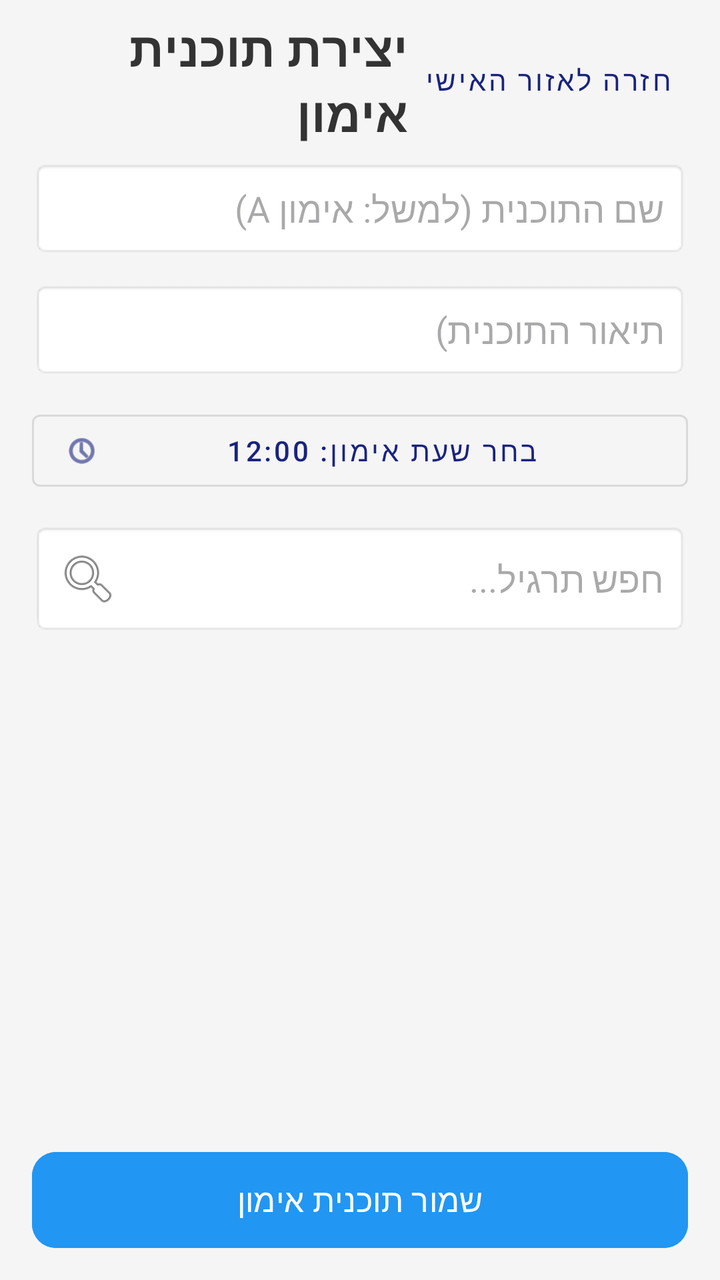
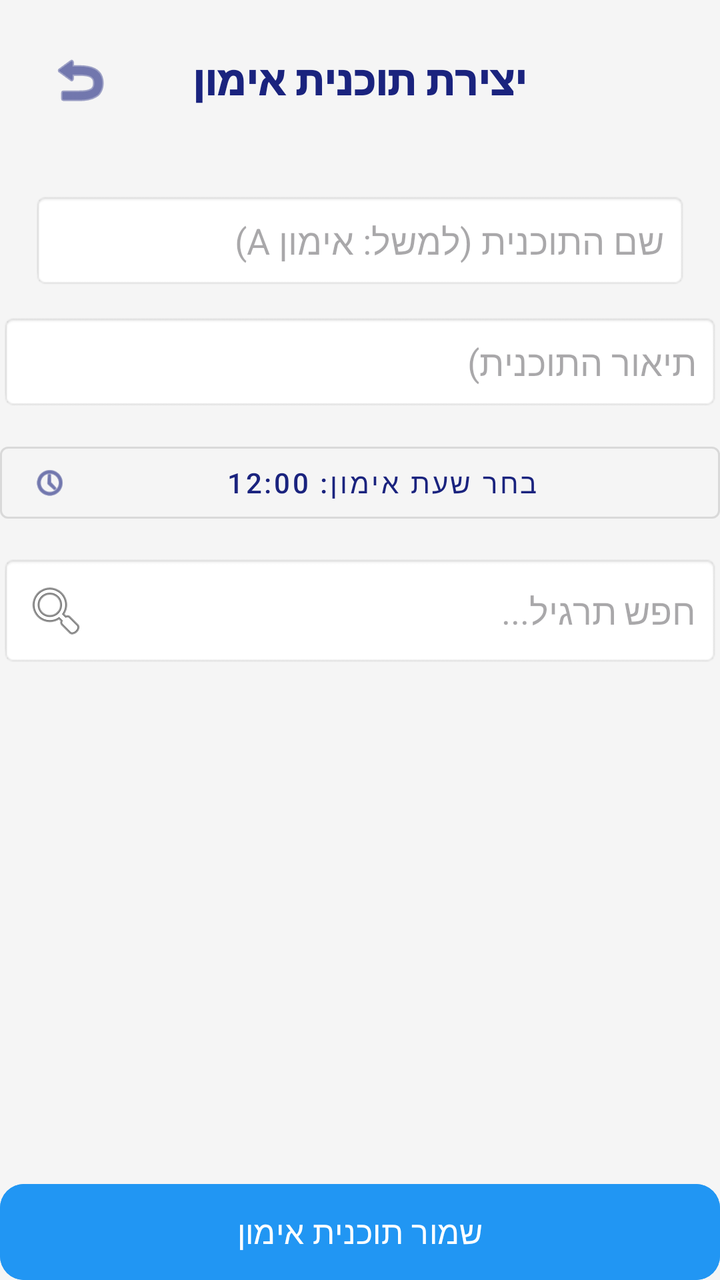

Two renders of the same Android screen: before a commit and after it. Below are the layout's source before the change and the commit's diff.
<!-- AndroidManifest.xml: application theme Theme.Gym_calender10 -->
<!-- res/layout/activity_create_plan.xml -->
<?xml version="1.0" encoding="utf-8"?>
<androidx.constraintlayout.widget.ConstraintLayout
    xmlns:android="http://schemas.android.com/apk/res/android"
    xmlns:app="http://schemas.android.com/apk/res-auto"
    xmlns:tools="http://schemas.android.com/tools"
    android:layout_width="match_parent"
    android:layout_height="match_parent"
    android:background="#F5F5F5"
    android:padding="16dp">

    <com.google.android.material.button.MaterialButton
        android:id="@+id/btnBackToDashboard"
        style="@style/Widget.MaterialComponents.Button.TextButton"
        android:layout_width="wrap_content"
        android:layout_height="wrap_content"
        android:text="חזרה לאזור האישי"
        app:layout_constraintEnd_toEndOf="parent"
        app:layout_constraintTop_toTopOf="parent" />

    <TextView
        android:id="@+id/tvTitle"
        android:layout_width="0dp"
        android:layout_height="wrap_content"
        android:text="יצירת תוכנית אימון"
        android:textColor="#333333"
        android:textSize="24sp"
        android:textStyle="bold"
        app:layout_constraintEnd_toStartOf="@+id/btnBackToDashboard"
        app:layout_constraintHorizontal_bias="0.0"
        app:layout_constraintStart_toStartOf="parent"
        app:layout_constraintTop_toTopOf="parent"
        app:layout_constraintBottom_toBottomOf="@+id/btnBackToDashboard"/>

    <EditText
        android:id="@+id/etPlanName"
        android:layout_width="0dp"
        android:layout_height="wrap_content"
        android:layout_marginTop="16dp"
        android:background="@android:drawable/editbox_background"
        android:hint="שם התוכנית (למשל: אימון A)"
        android:inputType="textCapSentences"
        android:padding="12dp"
        app:layout_constraintEnd_toEndOf="parent"
        app:layout_constraintStart_toStartOf="parent"
        app:layout_constraintTop_toBottomOf="@+id/btnBackToDashboard" />

    <EditText
        android:id="@+id/etPlanDescription"
        android:layout_width="0dp"
        android:layout_height="wrap_content"
        android:layout_marginTop="12dp"
        android:background="@android:drawable/editbox_background"
        android:hint="תיאור התוכנית)"
        android:inputType="textMultiLine"
        android:padding="12dp"
        app:layout_constraintEnd_toEndOf="parent"
        app:layout_constraintStart_toStartOf="parent"
        app:layout_constraintTop_toBottomOf="@+id/etPlanName" />

    <com.google.android.material.button.MaterialButton
        android:id="@+id/btnSelectTime"
        style="@style/Widget.MaterialComponents.Button.OutlinedButton"
        android:layout_width="0dp"
        android:layout_height="wrap_content"
        android:layout_marginTop="12dp"
        android:text="בחר שעת אימון: 12:00"
        app:icon="@android:drawable/ic_menu_recent_history"
        app:layout_constraintEnd_toEndOf="parent"
        app:layout_constraintStart_toStartOf="parent"
        app:layout_constraintTop_toBottomOf="@+id/etPlanDescription" />

    <EditText
        android:id="@+id/etSearchExercise"
        android:layout_width="0dp"
        android:layout_height="wrap_content"
        android:layout_marginTop="12dp"
        android:background="@android:drawable/editbox_background"
        android:drawableStart="@android:drawable/ic_menu_search"
        android:drawablePadding="8dp"
        android:hint="חפש תרגיל..."
        android:inputType="text"
        android:padding="12dp"
        app:layout_constraintEnd_toEndOf="parent"
        app:layout_constraintStart_toStartOf="parent"
        app:layout_constraintTop_toBottomOf="@+id/btnSelectTime" />

    <androidx.recyclerview.widget.RecyclerView
        android:id="@+id/rvExercises"
        android:layout_width="0dp"
        android:layout_height="0dp"
        android:layout_marginTop="12dp"
        android:layout_marginBottom="12dp"
        app:layout_constraintBottom_toTopOf="@+id/btnSavePlan"
        app:layout_constraintEnd_toEndOf="parent"
        app:layout_constraintStart_toStartOf="parent"
        app:layout_constraintTop_toBottomOf="@+id/etSearchExercise"
        tools:listitem="@android:layout/simple_list_item_1" />

    <com.google.android.material.button.MaterialButton
        android:id="@+id/btnSavePlan"
        android:layout_width="0dp"
        android:layout_height="wrap_content"
        android:backgroundTint="#2196F3"
        android:padding="12dp"
        android:text="שמור תוכנית אימון"
        android:textColor="#FFFFFF"
        android:textSize="16sp"
        app:layout_constraintBottom_toBottomOf="parent"
        app:layout_constraintEnd_toEndOf="parent"
        app:layout_constraintStart_toStartOf="parent" />

</androidx.constraintlayout.widget.ConstraintLayout>
<!-- resources referenced by this layout -->
<resources>
  <style name="Theme.Gym_calender10" parent="Theme.Material3.Light.NoActionBar">
          
          <item name="colorPrimary">@color/primaryColor</item>
          <item name="colorPrimaryVariant">@color/primaryDarkColor</item>
          <item name="colorOnPrimary">@color/whiteTextColor</item>
  
          
          <item name="colorSecondary">@color/secondaryColor</item>
          <item name="colorSecondaryVariant">@color/secondaryDarkColor</item>
          <item name="colorOnSecondary">@color/whiteTextColor</item>
  
          
          <item name="android:statusBarColor">@color/primaryDarkColor</item>
  
          
          <item name="android:windowBackground">@color/backgroundColor</item>
          <item name="colorSurface">@color/surfaceColor</item>
          <item name="colorOnSurface">@color/primaryTextColor</item>
  
          
          <item name="materialButtonStyle">@style/AppButton</item>
          <item name="textInputStyle">@style/AppTextInputLayout</item>
          <item name="materialCardViewStyle">@style/AppCard</item>
  
          <item name="bottomSheetDialogTheme">@style/AppBottomSheetDialogTheme</item>
      </style>
  <color name="primaryColor">#1A237E</color>
  <color name="primaryDarkColor">#000051</color>
  <color name="whiteTextColor">#FFFFFF</color>
  <color name="secondaryColor">#E65100</color>
  <color name="secondaryDarkColor">#BF360C</color>
  <color name="backgroundColor">#F8F9FA</color>
  <color name="surfaceColor">#FFFFFF</color>
  <color name="primaryTextColor">#121212</color>
  <style name="AppButton" parent="Widget.Material3.Button">
          <item name="android:insetTop">0dp</item>
          <item name="android:insetBottom">0dp</item>
          <item name="shapeAppearance">@style/ShapeAppearance.App.MediumComponent</item>
      </style>
  <style name="AppTextInputLayout" parent="Widget.Material3.TextInputLayout.OutlinedBox">
          <item name="boxStrokeColor">@color/primaryColor</item>
          <item name="boxCornerRadiusTopStart">8dp</item>
          <item name="boxCornerRadiusTopEnd">8dp</item>
          <item name="boxCornerRadiusBottomStart">8dp</item>
          <item name="boxCornerRadiusBottomEnd">8dp</item>
      </style>
  <style name="AppCard" parent="Widget.Material3.CardView.Elevated">
          <item name="cardBackgroundColor">@color/cardBackground</item>
          <item name="cardElevation">4dp</item>
          <item name="cardCornerRadius">16dp</item>
          <item name="shapeAppearance">@style/ShapeAppearance.App.MediumComponent</item>
      </style>
  <style name="AppBottomSheetDialogTheme" parent="Theme.Design.Light.BottomSheetDialog">
          <item name="bottomSheetStyle">@style/AppBottomSheetStyle</item>
      </style>
  <style name="ShapeAppearance.App.MediumComponent" parent="ShapeAppearance.Material3.MediumComponent">
          <item name="cornerFamily">rounded</item>
          <item name="cornerSize">12dp</item>
      </style>
  <color name="cardBackground">#FFFFFF</color>
  <style name="AppBottomSheetStyle" parent="Widget.Design.BottomSheet.Modal">
          <item name="android:background">@android:color/transparent</item>
      </style>
</resources>

<!-- the commit's change to res/layout/activity_create_plan.xml (unified diff, before → after) -->
@@ -5,44 +5,49 @@
     xmlns:tools="http://schemas.android.com/tools"
     android:layout_width="match_parent"
     android:layout_height="match_parent"
-    android:background="#F5F5F5"
-    android:padding="16dp">
+    android:background="#F5F5F5">
 
-    <com.google.android.material.button.MaterialButton
-        android:id="@+id/btnBackToDashboard"
-        style="@style/Widget.MaterialComponents.Button.TextButton"
-        android:layout_width="wrap_content"
+    <FrameLayout
+        android:id="@+id/topBar"
+        android:layout_width="match_parent"
         android:layout_height="wrap_content"
-        android:text="חזרה לאזור האישי"
-        app:layout_constraintEnd_toEndOf="parent"
-        app:layout_constraintTop_toTopOf="parent" />
+        android:padding="16dp"
+        app:layout_constraintTop_toTopOf="parent">
 
-    <TextView
-        android:id="@+id/tvTitle"
-        android:layout_width="0dp"
-        android:layout_height="wrap_content"
-        android:text="יצירת תוכנית אימון"
-        android:textColor="#333333"
-        android:textSize="24sp"
-        android:textStyle="bold"
-        app:layout_constraintEnd_toStartOf="@+id/btnBackToDashboard"
-        app:layout_constraintHorizontal_bias="0.0"
-        app:layout_constraintStart_toStartOf="parent"
-        app:layout_constraintTop_toTopOf="parent"
-        app:layout_constraintBottom_toBottomOf="@+id/btnBackToDashboard"/>
+        <ImageButton
+            android:id="@+id/btnBack"
+            android:layout_width="48dp"
+            android:layout_height="48dp"
+            android:layout_gravity="start|center_vertical"
+            android:background="?attr/selectableItemBackgroundBorderless"
+            android:src="@android:drawable/ic_menu_revert"
+            app:tint="@color/primaryColor"
+            android:contentDescription="חזרה" />
+
+        <TextView
+            android:id="@+id/tvTitle"
+            android:layout_width="wrap_content"
+            android:layout_height="wrap_content"
+            android:layout_gravity="center"
+            android:text="יצירת תוכנית אימון"
+            android:textColor="@color/primaryColor"
+            android:textSize="20sp"
+            android:fontFamily="sans-serif-black" />
+    </FrameLayout>
 
     <EditText
         android:id="@+id/etPlanName"
         android:layout_width="0dp"
         android:layout_height="wrap_content"
         android:layout_marginTop="16dp"
+        android:layout_marginHorizontal="16dp"
         android:background="@android:drawable/editbox_background"
         android:hint="שם התוכנית (למשל: אימון A)"
         android:inputType="textCapSentences"
         android:padding="12dp"
         app:layout_constraintEnd_toEndOf="parent"
         app:layout_constraintStart_toStartOf="parent"
-        app:layout_constraintTop_toBottomOf="@+id/btnBackToDashboard" />
+        app:layout_constraintTop_toBottomOf="@+id/topBar" />
 
     <EditText
         android:id="@+id/etPlanDescription"
